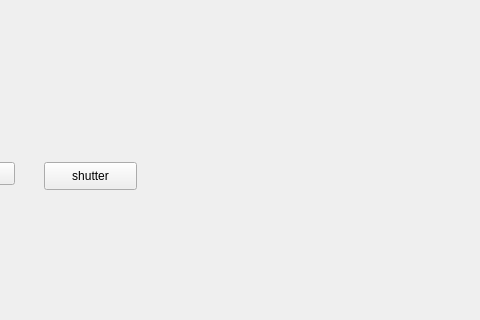
The window that mainwindow.ui (chenyangcheung/QinchuanCattleBMS) describes before a commit, drawn with Qt 5; both pictures show x 246 to 726 and y 195 to 515 of the 902 by 515 pixel window.
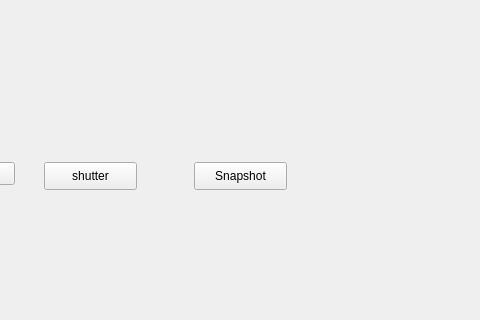
The same window after the commit. Custom widgets are drawn as their Qt base class.

Commit message:
To complete function of taking snapshot
* add slot functions
* add TODO comment

What changed in the file:
```diff
--- a/mainwindow.ui
+++ b/mainwindow.ui
@@ -63,6 +63,19 @@
      <string>shutter</string>
     </property>
    </widget>
+   <widget class="QPushButton" name="SnapShot">
+    <property name="geometry">
+     <rect>
+      <x>440</x>
+      <y>340</y>
+      <width>93</width>
+      <height>28</height>
+     </rect>
+    </property>
+    <property name="text">
+     <string>Snapshot</string>
+    </property>
+   </widget>
   </widget>
   <widget class="QMenuBar" name="menuBar">
    <property name="geometry">
```
The commit also changes 2 other files.
